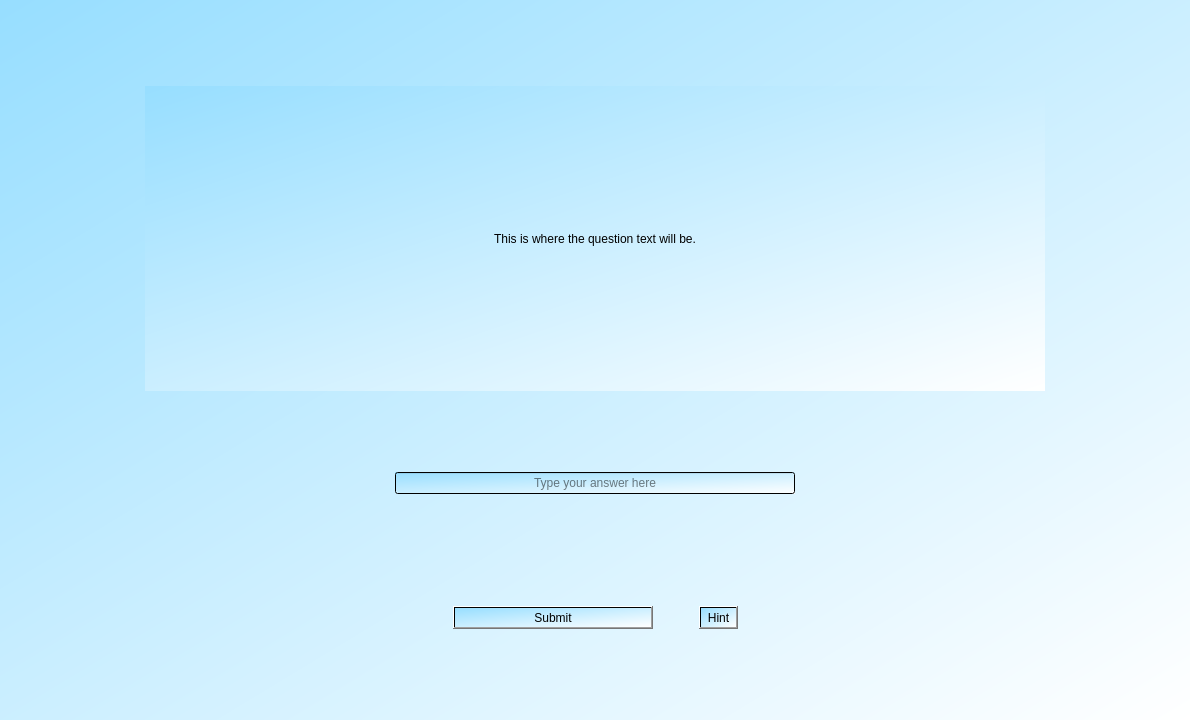
Old version of the form View/QuestionScreen.ui in the repository JakeH-32/Capstone.
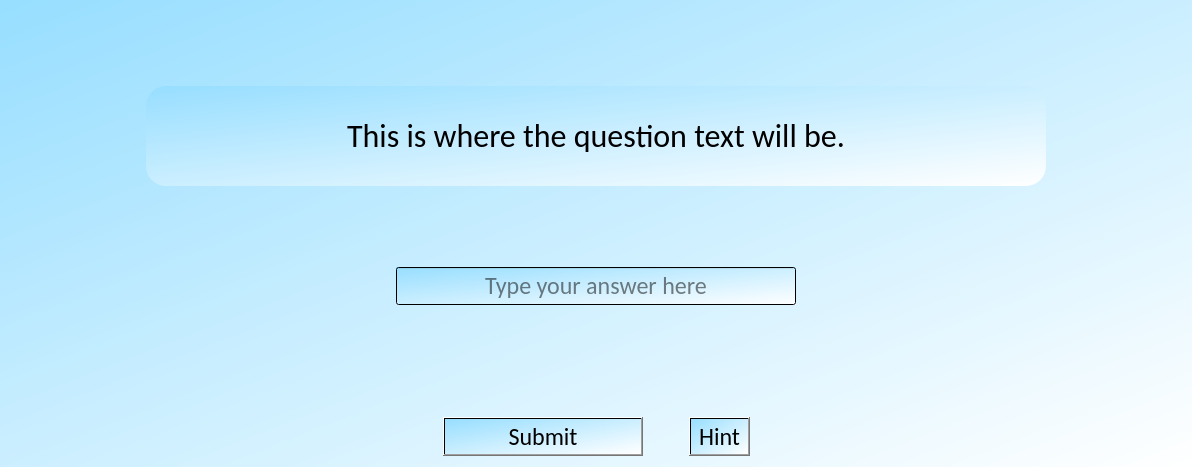
New version of the form.

```diff
--- a/View/QuestionScreen.ui
+++ b/View/QuestionScreen.ui
@@ -6,8 +6,8 @@
    <rect>
     <x>0</x>
     <y>0</y>
-    <width>1190</width>
-    <height>720</height>
+    <width>1192</width>
+    <height>441</height>
    </rect>
   </property>
   <property name="windowTitle">
@@ -126,12 +126,24 @@
            <height>0</height>
           </size>
          </property>
+         <property name="font">
+          <font>
+           <family>Calibri</family>
+           <pointsize>18</pointsize>
+           <weight>50</weight>
+           <italic>false</italic>
+           <bold>false</bold>
+          </font>
+         </property>
          <property name="styleSheet">
           <string notr="true">QWidget{
 font: 25 12pt &quot;Calibri&quot;;
 background-color: &quot;linen&quot;
 }</string>
          </property>
+         <property name="frame">
+          <bool>true</bool>
+         </property>
          <property name="alignment">
           <set>Qt::AlignCenter</set>
          </property>
@@ -191,6 +203,9 @@
        </item>
        <item>
         <widget class="QPushButton" name="submit">
+         <property name="enabled">
+          <bool>true</bool>
+         </property>
          <property name="minimumSize">
           <size>
            <width>200</width>
@@ -203,6 +218,12 @@
            <height>100</height>
           </size>
          </property>
+         <property name="font">
+          <font>
+           <family>Calibri</family>
+           <pointsize>18</pointsize>
+          </font>
+         </property>
          <property name="styleSheet">
           <string notr="true">QWidget{
 font: 25 12pt &quot;Calibri&quot;;
@@ -235,6 +256,15 @@
        </item>
        <item>
         <widget class="QToolButton" name="hintButton">
+         <property name="font">
+          <font>
+           <family>Calibri</family>
+           <pointsize>18</pointsize>
+           <weight>50</weight>
+           <italic>false</italic>
+           <bold>false</bold>
+          </font>
+         </property>
          <property name="styleSheet">
           <string notr="true">QWidget{
 font: 25 12pt &quot;Calibri&quot;;
@@ -312,9 +342,24 @@
            <height>400</height>
           </size>
          </property>
+         <property name="font">
+          <font>
+           <family>Calibri</family>
+           <pointsize>24</pointsize>
+           <weight>50</weight>
+           <italic>false</italic>
+           <bold>false</bold>
+          </font>
+         </property>
+         <property name="mouseTracking">
+          <bool>false</bool>
+         </property>
+         <property name="autoFillBackground">
+          <bool>false</bool>
+         </property>
          <property name="styleSheet">
           <string notr="true">QWidget{
-font: 25 12pt &quot;Calibri&quot;;
+border-radius:20px;
 background-color:&quot;linen&quot;
 }</string>
          </property>
```
Left out of the diff: 8 changed lines with no effect on the pictures.
